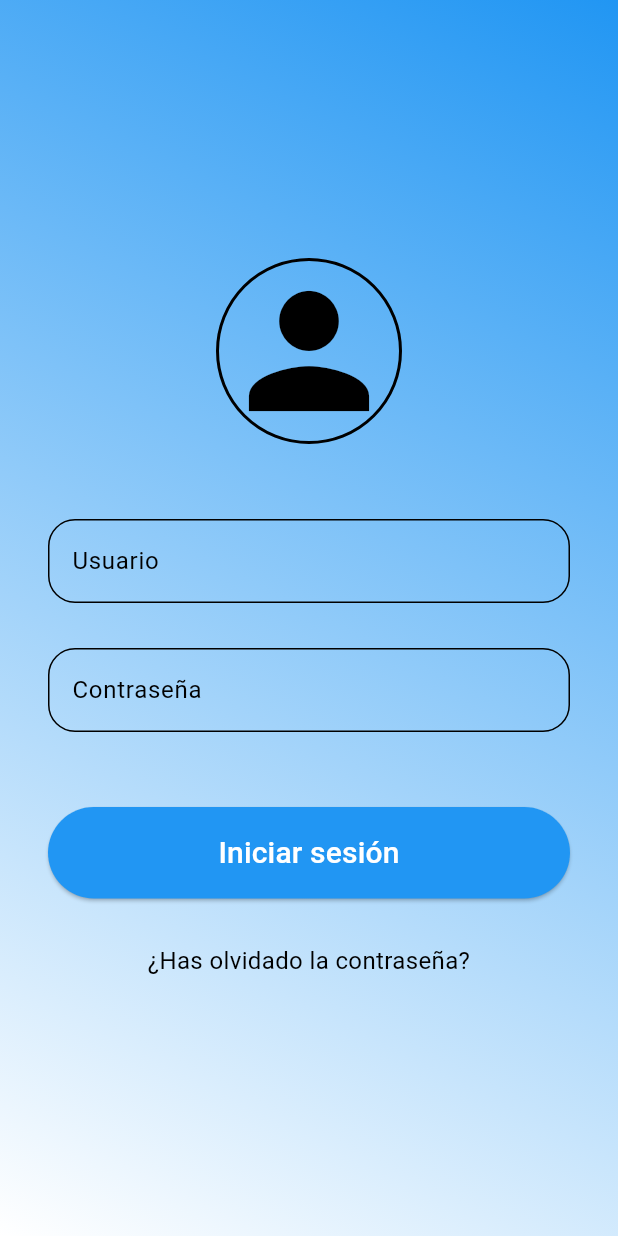
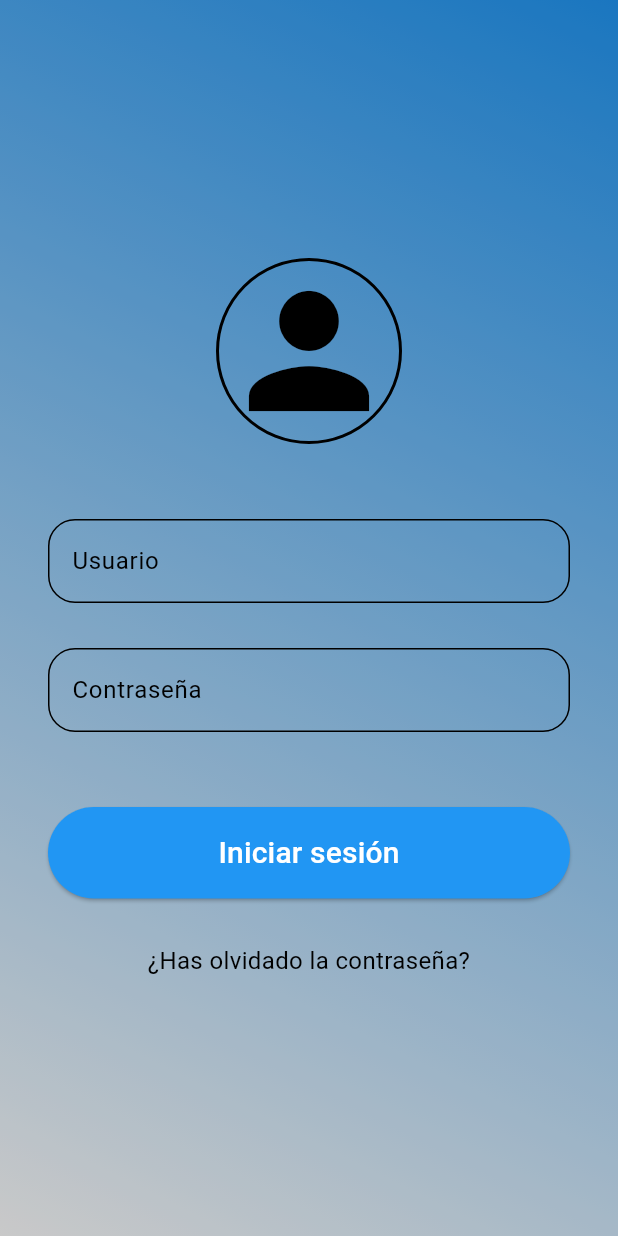
Before and after one commit to JesusGarciaShakur/App_Movil, a Flutter app: the screen it shows after launch, after a tap on "Iniciar sesión", on a phone screen of 412 x 824 dp. Run offline on Flutter 3.47's test engine with Material 3 defaults, Android fonts, the phone set to English and light mode, and no system bars; our stand-ins replace firebase_core, firebase_database, percent_indicator; accounts and stored records are empty.

Commit message:
Implements of colors

```diff
--- a/lib/home_screen.dart
+++ b/lib/Screens/home_screen.dart
@@ -1,6 +1,7 @@
 import 'package:flutter/material.dart';
 import 'package:smca_application/create_account_screen.dart';
 import 'package:smca_application/login_page.dart';
+import 'package:smca_application/theme/app_theme.dart';
 
 class HomePage extends StatefulWidget {
   const HomePage({super.key});
@@ -70,11 +71,11 @@ class _LoginPageState extends State<HomePage> {
         borderRadius: BorderRadius.circular(18.0),
         borderSide: const BorderSide(color: Colors.black));
     return TextField(
-      style: const TextStyle(color: Colors.black),
+      style: const TextStyle(color: AppTheme.iconColor),
       controller: controller,
       decoration: InputDecoration(
           hintText: hintText,
-          hintStyle: const TextStyle(color: Colors.black),
+          hintStyle: const TextStyle(color: AppTheme.iconColor),
           enabledBorder: border,
           focusedBorder: border),
       obscureText: isPassword,
@@ -91,9 +92,7 @@ class _LoginPageState extends State<HomePage> {
         Navigator.push(context, ds1);
       },
       style: ElevatedButton.styleFrom(
-          shape: const StadiumBorder(),
-          primary: Colors.white,
-          onPrimary: Colors.black,
+          foregroundColor: Colors.black, backgroundColor: Colors.white, shape: const StadiumBorder(),
           padding: const EdgeInsets.symmetric(vertical: 16.0)),
       child: const SizedBox(
           width: double.infinity,
@@ -114,9 +113,7 @@ class _LoginPageState extends State<HomePage> {
         Navigator.push(context, route2);
       },
       style: ElevatedButton.styleFrom(
-          shape: const StadiumBorder(),
-          primary: Colors.blue,
-          onPrimary: Colors.white,
+          foregroundColor: Colors.white, backgroundColor: Colors.blue, shape: const StadiumBorder(),
           padding: const EdgeInsets.symmetric(vertical: 16.0)),
       child: const SizedBox(
           width: double.infinity,
--- a/lib/login_page.dart
+++ b/lib/login_page.dart
@@ -1,5 +1,6 @@
 import 'package:flutter/material.dart';
 import 'package:smca_application/sign_in_screen.dart';
+import 'package:smca_application/theme/app_theme.dart';
 
 class LoginPage extends StatefulWidget {
   const LoginPage({super.key});
@@ -14,17 +15,9 @@ class _LoginPageState extends State<LoginPage> {
   @override
   Widget build(BuildContext context) {
     return Container(
-      decoration: const BoxDecoration(
-          gradient: LinearGradient(
-        begin: Alignment.topRight,
-        end: Alignment.bottomLeft,
-        colors: [
-          Colors.blue,
-          Colors.white,
-        ],
-      )),
+      decoration: AppTheme.foundColor,
       child: Scaffold(
-        backgroundColor: Colors.transparent,
+        backgroundColor: AppTheme.bottomColor,
         body: _page(),
       ),
     );
@@ -55,11 +48,11 @@ class _LoginPageState extends State<LoginPage> {
   Widget _icon() {
     return Container(
       decoration: BoxDecoration(
-          border: Border.all(color: Colors.black, width: 2),
+          border: Border.all(color: AppTheme.iconColor, width: 2),
           shape: BoxShape.circle),
       child: const Icon(
         Icons.person,
-        color: Colors.black,
+        color: AppTheme.iconColor,
         size: 120.0,
       ),
     );
@@ -72,11 +65,11 @@ class _LoginPageState extends State<LoginPage> {
         borderRadius: BorderRadius.circular(18.0),
         borderSide: const BorderSide(color: Colors.black));
     return TextField(
-      style: const TextStyle(color: Colors.black),
+      style: const TextStyle(color: AppTheme.textColor),
       controller: controller,
       decoration: InputDecoration(
           hintText: hintText,
-          hintStyle: const TextStyle(color: Colors.black),
+          hintStyle: const TextStyle(color: AppTheme.textColor),
           enabledBorder: border,
           focusedBorder: border),
       obscureText: isPassword,
@@ -97,9 +90,7 @@ class _LoginPageState extends State<LoginPage> {
         Navigator.push(context, route2);
       },
       style: ElevatedButton.styleFrom(
-          shape: const StadiumBorder(),
-          primary: Colors.blue,
-          onPrimary: Colors.white,
+          foregroundColor: Colors.white, backgroundColor: Colors.blue, shape: const StadiumBorder(),
           padding: const EdgeInsets.symmetric(vertical: 16.0)),
       child: const SizedBox(
           width: double.infinity,
@@ -115,7 +106,7 @@ class _LoginPageState extends State<LoginPage> {
     return const Text(
       "¿Has olvidado la contraseña?",
       textAlign: TextAlign.center,
-      style: TextStyle(fontSize: 16.0, color: Colors.black),
+      style: TextStyle(fontSize: 16.0, color: AppTheme.textColor),
     );
   }
 }
--- a/lib/main.dart
+++ b/lib/main.dart
@@ -1,5 +1,5 @@
 import 'package:flutter/material.dart';
-import 'package:smca_application/home_screen.dart';
+import 'package:smca_application/Screens/home_screen.dart';
 
 //importacinon de firebase a flutter
 import 'package:firebase_core/firebase_core.dart';
--- /dev/null
+++ b/lib/theme/app_theme.dart
@@ -0,0 +1,15 @@
+import 'package:flutter/material.dart';
+class AppTheme {
+  static const textColor =  Color.fromARGB(255, 0, 0, 0);
+  static const iconColor =  Color.fromARGB(255, 0, 0, 0);
+  static const bottomColor =  Color.fromARGB(54, 0, 0, 0);
+  static const foundColor = BoxDecoration(
+          gradient: LinearGradient(
+        begin: Alignment.topRight,
+        end: Alignment.bottomLeft,
+        colors: [
+          Colors.blue,
+          Colors.white,
+        ],
+      ));
+}
--- a/pubspec.yaml
+++ b/pubspec.yaml
@@ -8,10 +8,11 @@ environment:
 
 dependencies:
   firebase_core: ^2.26.0
+  firebase_auth: ^4.4.0
+  firebase_database: ^10.4.8
   flutter:
     sdk: flutter
   percent_indicator: ^4.2.3
-  firebase_database: ^10.4.8
 
 dev_dependencies:
   flutter_test:
```
Also changed, not shown: lib/create_account_screen.dart (+7 -16 lines), pubspec.lock, 3 other files.
